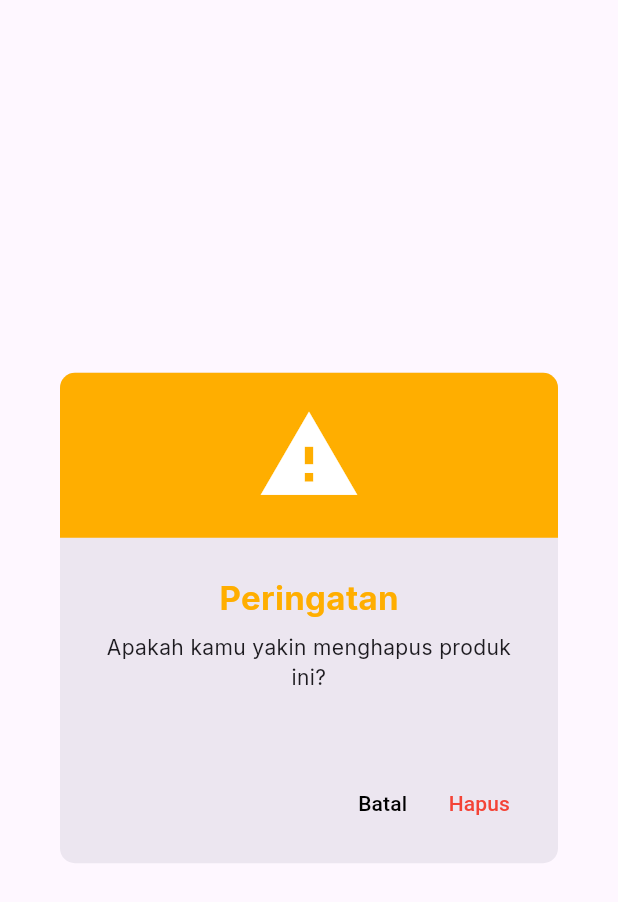
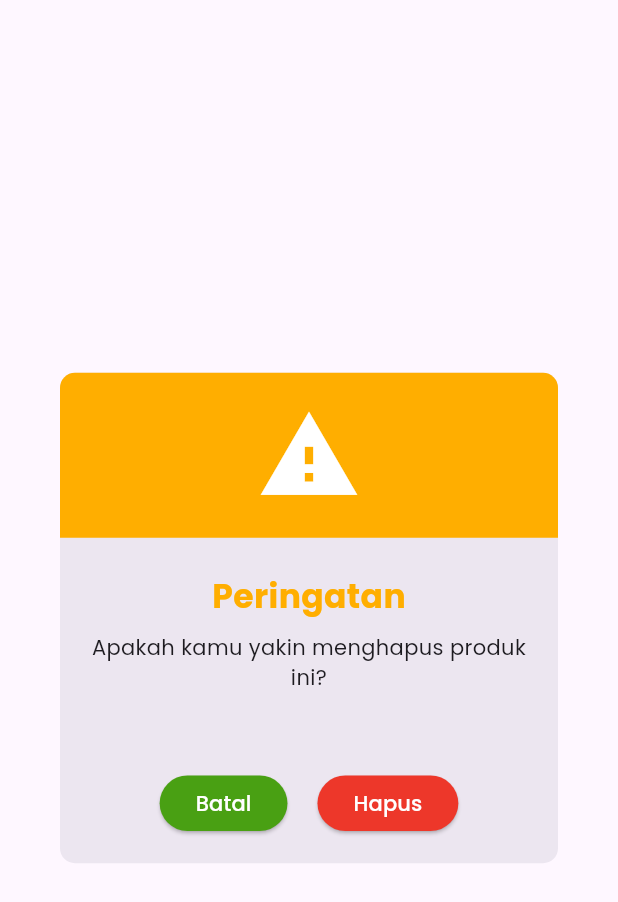
Before and after one commit to Firman932/EsTeh, a Flutter app: the DeleteDialog widget shown alone on an empty page, opened directly, on a phone screen of 412 x 824 dp. Shown: the top 902 px of the screen. Run offline on Flutter 3.47's test engine with Material 3 defaults, Android fonts, the phone set to English and light mode, and no system bars; our stand-ins replace google_fonts, image_picker.

Commit message:
percantik penampilan

```diff
--- a/lib/Admin/Notifikasi/notifikasi.dart
+++ b/lib/Admin/Notifikasi/notifikasi.dart
@@ -120,7 +120,6 @@ class _NotifikasiState extends State<Notifikasi> {
                             ListPesan(),
                             ListPesan(),
                             ListPesan(),
-                            SizedBox(height: 10,),
                             Container(
                               width: MediaQuery.of(context).size.width,
                               height: 30,
@@ -154,7 +153,7 @@ class _NotifikasiState extends State<Notifikasi> {
                               ),
                             ),
                             SizedBox(
-                              height: 40,
+                              height: 30,
                             ),
                             Row(
                               mainAxisAlignment: MainAxisAlignment.end,
--- a/lib/Admin/Stok/list_produk.dart
+++ b/lib/Admin/Stok/list_produk.dart
@@ -2,6 +2,8 @@ import 'package:flutter/material.dart';
 import 'package:google_fonts/google_fonts.dart';
 import 'package:lji/Admin/Create/create_produk.dart';
 import 'package:lji/Admin/Stok/stok_produk.dart';
+
+import '../../styles/dialog.dart';
 
 class ListProduk extends StatelessWidget {
   final bool isChecklistMode;
@@ -120,8 +122,8 @@ class ListProduk extends StatelessWidget {
               style: GoogleFonts.poppins(fontWeight: FontWeight.w500)),
           if (isChecklistMode)
             Checkbox(
-
-              shape: RoundedRectangleBorder(borderRadius: BorderRadius.circular(5)),
+              shape: RoundedRectangleBorder(
+                  borderRadius: BorderRadius.circular(5)),
               activeColor: Color.fromRGBO(73, 160, 19, 1),
               value: isChecked,
               onChanged: (value) {
@@ -166,91 +168,3 @@ class ListProduk extends StatelessWidget {
     );
   }
 }
-
-class DeleteDialog extends StatelessWidget {
-  const DeleteDialog({super.key});
-
-  @override
-  Widget build(BuildContext context) {
-    return Dialog(
-      elevation: 0,
-      shape: RoundedRectangleBorder(
-        borderRadius: BorderRadius.circular(10.0),
-      ),
-      child: Container(
-        child: Column(
-          mainAxisSize: MainAxisSize.min,
-          children: [
-            // Kotak atas dengan logo peringatan
-            Container(
-              height: 110,
-              width: double.infinity,
-              decoration: BoxDecoration(
-                borderRadius: BorderRadius.only(
-                    topLeft: Radius.circular(10),
-                    topRight: Radius.circular(10)),
-                color: Color.fromARGB(
-                    255, 255, 174, 0), // Ganti warna sesuai keinginan
-              ),
-              child: Icon(
-                Icons.warning,
-                color: Colors.white,
-                size: 70,
-              ),
-            ),
-            SizedBox(height: 16), // Spasi antara kotak atas dan bawah
-            // Kotak bawah dengan konfirmasi dan deskripsi peringatan
-            Padding(
-              padding: const EdgeInsets.only(
-                  top: 8, left: 20, right: 20, bottom: 16),
-              child: Column(
-                children: [
-                  Text("Peringatan",
-                      style: GoogleFonts.inter(
-                          fontSize: 22,
-                          fontWeight: FontWeight.bold,
-                          color: Color.fromARGB(255, 255, 174, 0))),
-                  SizedBox(height: 8),
-                  Text(
-                    "Apakah kamu yakin menghapus produk ini?",
-                    style: GoogleFonts.inter(
-                      fontSize: 14,
-                    ),
-                    textAlign: TextAlign.center,
-                  ),
-                  SizedBox(height: 50),
-                  Row(
-                    mainAxisAlignment: MainAxisAlignment.end,
-                    children: [
-                      TextButton(
-                        onPressed: () {
-                          Navigator.of(context)
-                              .pop(); // Tombol untuk menutup dialog
-                        },
-                        child: Text(
-                          "Batal",
-                          style: TextStyle(color: Colors.black),
-                        ),
-                      ),
-                      TextButton(
-                        onPressed: () {
-                          // Tambahkan logika penghapusan item di sini
-                          Navigator.of(context)
-                              .pop(); // Tutup dialog setelah penghapusan berhasil
-                        },
-                        child: Text(
-                          "Hapus",
-                          style: TextStyle(color: Colors.red),
-                        ),
-                      ),
-                    ],
-                  ),
-                ],
-              ),
-            ),
-          ],
-        ),
-      ),
-    );
-  }
-}
--- /dev/null
+++ b/lib/styles/button.dart
@@ -0,0 +1,11 @@
+import 'package:flutter/material.dart';
+import 'package:lji/styles/color.dart';
+
+final ButtonStyle greenButton = ElevatedButton.styleFrom(
+  backgroundColor: greenPrimary,
+  minimumSize: const Size(82, 37),
+);
+
+final ButtonStyle redButton =
+    ElevatedButton.styleFrom(backgroundColor: redPrimary,
+    minimumSize: const Size(82, 37),);
--- a/lib/styles/color.dart
+++ b/lib/styles/color.dart
@@ -1,3 +1,4 @@
 import 'package:flutter/material.dart';
 
 Color greenPrimary = const Color.fromRGBO(73, 160, 19, 1);
+Color redPrimary = Color.fromARGB(255, 237, 55, 42);
--- a/lib/Admin/dialog.dart
+++ b/lib/styles/dialog.dart
@@ -1,5 +1,8 @@
 import 'package:flutter/material.dart';
 import 'package:google_fonts/google_fonts.dart';
+import 'package:lji/styles/button.dart';
+import 'package:lji/styles/color.dart';
+import 'package:lji/styles/font.dart';
 
 class DeleteDialog extends StatelessWidget {
   const DeleteDialog({super.key});
@@ -40,43 +43,35 @@ class DeleteDialog extends StatelessWidget {
               child: Column(
                 children: [
                   Text("Peringatan",
-                      style: GoogleFonts.inter(
+                      style: GoogleFonts.poppins(
                           fontSize: 22,
                           fontWeight: FontWeight.bold,
                           color: Color.fromARGB(255, 255, 174, 0))),
                   SizedBox(height: 8),
                   Text(
                     "Apakah kamu yakin menghapus produk ini?",
-                    style: GoogleFonts.inter(
+                    style: GoogleFonts.poppins(
                       fontSize: 14,
                     ),
                     textAlign: TextAlign.center,
                   ),
                   SizedBox(height: 50),
                   Row(
-                    mainAxisAlignment: MainAxisAlignment.end,
+                    mainAxisAlignment: MainAxisAlignment.center,
                     children: [
-                      TextButton(
+                      ElevatedButton(
                           onPressed: () {
-                          Navigator.of(context)
-                              .pop(); // Tombol untuk menutup dialog
+                            Navigator.pop(context);
                           },
-                        child: Text(
-                          "Batal",
-                          style: TextStyle(color: Colors.black),
-                        ),
-                      ),
-                      TextButton(
+                          child: Text("Batal",style:textButton ,),
+                          style: greenButton,),
+                          SizedBox(width: 20,),
+                      ElevatedButton(
                           onPressed: () {
-                          // Tambahkan logika penghapusan item di sini
-                          Navigator.of(context)
-                              .pop(); // Tutup dialog setelah penghapusan berhasil
+                            Navigator.pop(context);
                           },
-                        child: Text(
-                          "Hapus",
-                          style: TextStyle(color: Colors.red),
-                        ),
-                      ),
+                          child: Text("Hapus",style:textButton ,),
+                          style: redButton,)
                     ],
                   ),
                 ],
@@ -131,10 +126,10 @@ class SucessDialog extends StatelessWidget {
                       style: GoogleFonts.inter(
                           fontSize: 22,
                           fontWeight: FontWeight.bold,
-                          color: Color.fromARGB(255, 255, 174, 0))),
+                          color: greenPrimary)),
                   SizedBox(height: 8),
                   Text(
-                    "Apakah kamu yakin menghapus produk ini?",
+                    "Berhasil menambahkan stok",
                     style: GoogleFonts.inter(
                       fontSize: 14,
                     ),
@@ -142,19 +137,18 @@ class SucessDialog extends StatelessWidget {
                   ),
                   SizedBox(height: 50),
                   Row(
-                    mainAxisAlignment: MainAxisAlignment.end,
+                    mainAxisAlignment: MainAxisAlignment.center,
                     children: [
-                      TextButton(
+                      ElevatedButton(
                           onPressed: () {
-                          // Tambahkan logika penghapusan item di sini
-                          Navigator.of(context)
-                              .pop(); // Tutup dialog setelah penghapusan berhasil
+                            Navigator.pop(context);
                           },
                           child: Text(
                             "Ok",
-                          style: TextStyle(color: Colors.red),
+                            style: GoogleFonts.inter(
+                                fontSize: 14, color: Colors.white),
                           ),
-                      ),
+                          style: greenButton)
                     ],
                   ),
                 ],
--- /dev/null
+++ b/lib/styles/font.dart
@@ -0,0 +1,5 @@
+import 'package:google_fonts/google_fonts.dart';
+import 'package:flutter/material.dart';
+
+final textButton = GoogleFonts.poppins(
+    fontSize: 14,color: Colors.white);
```
Also changed, not shown: lib/Admin/Dashboard/list_menu.dart (+13 -7 lines), lib/Admin/History/history.dart (+30 -9 lines), lib/Admin/Stok/stok_produk.dart (+36 -7 lines). Lines whose indentation alone changed are shown as unchanged.
